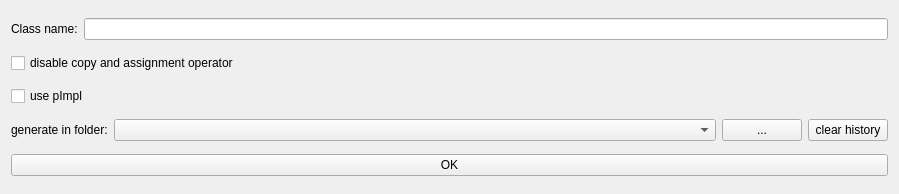
Qt form ClassGenerator/ClassGenerator.ui (Ulle84/UllesSourceCode) before a commit.
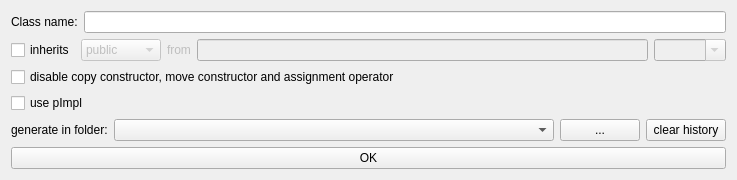
The same form after that commit.

Commit message: under construction

The edit to the form file:
```diff
--- a/ClassGenerator/ClassGenerator.ui
+++ b/ClassGenerator/ClassGenerator.ui
@@ -6,8 +6,8 @@
    <rect>
     <x>0</x>
     <y>0</y>
-    <width>899</width>
-    <height>194</height>
+    <width>737</width>
+    <height>176</height>
    </rect>
   </property>
   <property name="windowTitle">
@@ -28,10 +28,69 @@
      </item>
     </layout>
    </item>
+   <item>
+    <layout class="QHBoxLayout" name="horizontalLayout_3">
+     <item>
+      <widget class="QCheckBox" name="checkBoxInherit">
+       <property name="text">
+        <string>inherits</string>
+       </property>
+      </widget>
+     </item>
+     <item>
+      <widget class="QWidget" name="widgetInheritanceProperties" native="true">
+       <property name="enabled">
+        <bool>false</bool>
+       </property>
+       <layout class="QHBoxLayout" name="horizontalLayout_4">
+        <property name="margin">
+         <number>0</number>
+        </property>
+        <item>
+         <widget class="QComboBox" name="comboBoxType">
+          <item>
+           <property name="text">
+            <string>public</string>
+           </property>
+          </item>
+          <item>
+           <property name="text">
+            <string>protected</string>
+           </property>
+          </item>
+          <item>
+           <property name="text">
+            <string>private</string>
+           </property>
+          </item>
+         </widget>
+        </item>
+        <item>
+         <widget class="QLabel" name="label_3">
+          <property name="text">
+           <string>from</string>
+          </property>
+         </widget>
+        </item>
+        <item>
+         <widget class="QLineEdit" name="lineEditBaseClassName"/>
+        </item>
+        <item>
+         <widget class="QComboBox" name="comboBoxBaseClassName">
+          <property name="editable">
+           <bool>true</bool>
+          </property>
+         </widget>
+        </item>
+       </layout>
+      </widget>
+     </item>
+    </layout>
+   </item>
    <item>
     <widget class="QCheckBox" name="checkBoxDisableCopy">
      <property name="text">
-      <string>disable copy and assignment operator</string>
+      <string>disable copy constructor, move constructor and assignment operator</string>
      </property>
     </widget>
    </item>
```
The commit also changes 2 other files.
